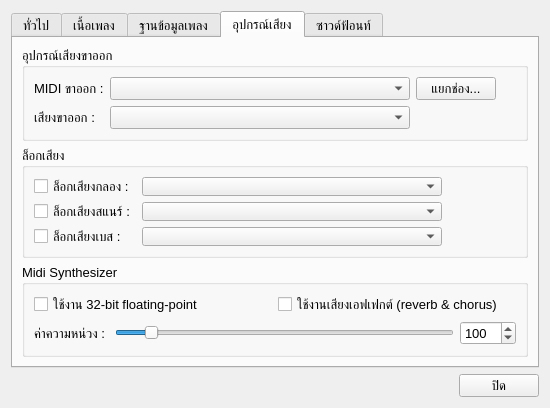
This is SettingsDialog.ui in pie62/HandyKaraoke as Qt 5 draws it before an edit. The edited form follows.
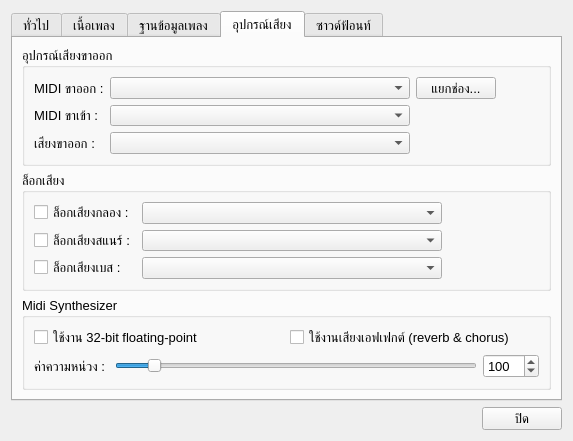
This is the edited form. The open tabs and pages were chosen to show the change. Icons and pictures are not drawn.

Commit message: finish midi input

What changed in the file:
```diff
--- a/SettingsDialog.ui
+++ b/SettingsDialog.ui
@@ -6,14 +6,14 @@
    <rect>
     <x>0</x>
     <y>0</y>
-    <width>550</width>
-    <height>408</height>
+    <width>573</width>
+    <height>441</height>
    </rect>
   </property>
   <property name="minimumSize">
    <size>
-    <width>550</width>
-    <height>408</height>
+    <width>573</width>
+    <height>441</height>
    </size>
   </property>
   <property name="font">
@@ -1367,13 +1367,20 @@
            </layout>
           </item>
           <item row="1" column="0">
+           <widget class="QLabel" name="label_24">
+            <property name="text">
+             <string>MIDI ขาเข้า : </string>
+            </property>
+           </widget>
+          </item>
+          <item row="2" column="0">
            <widget class="QLabel" name="label_7">
             <property name="text">
              <string>เสียงขาออก :</string>
             </property>
            </widget>
           </item>
-          <item row="1" column="1">
+          <item row="2" column="1">
            <widget class="QComboBox" name="cbAudioOut">
             <property name="minimumSize">
              <size>
@@ -1389,6 +1396,22 @@
             </property>
            </widget>
           </item>
+          <item row="1" column="1">
+           <widget class="QComboBox" name="cbMidiIn">
+            <property name="minimumSize">
+             <size>
+              <width>300</width>
+              <height>0</height>
+             </size>
+            </property>
+            <property name="maximumSize">
+             <size>
+              <width>300</width>
+              <height>16777215</height>
+             </size>
+            </property>
+           </widget>
+          </item>
          </layout>
         </widget>
        </item>
```
Left out of the diff: 15 changed lines with no effect on the pictures. Lines whose indentation alone changed are shown as unchanged. The commit also changes 7 other files.
